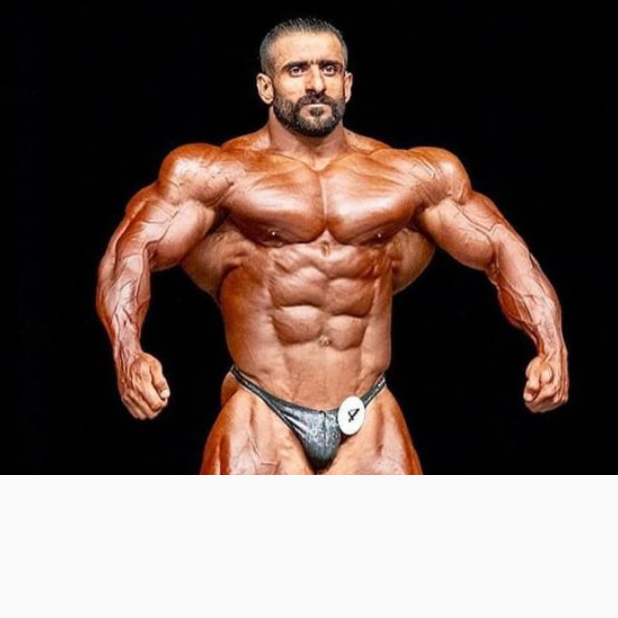
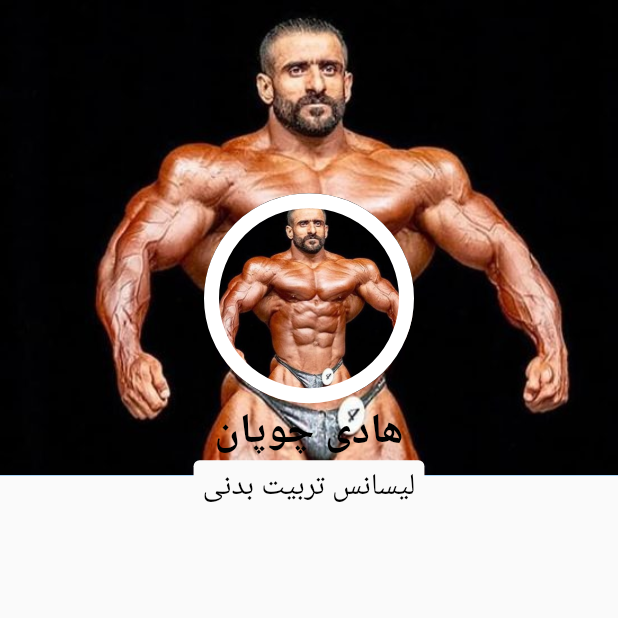
Before and after one commit to pr1266/online_coaching_system_ui_flutter, a Flutter app: the CoachDetails screen opened directly, on a phone screen of 412 x 824 dp, the top half of it. Run offline on Flutter 3.47's test engine with Material 2 defaults, Android fonts, the phone set to English and light mode, and no system bars; our stand-ins replace circular_profile_avatar, validators.

Commit message:
'athlete_services'

```diff
--- a/lib/athlete/coach_details.dart
+++ b/lib/athlete/coach_details.dart
@@ -16,6 +16,35 @@ class CoachDetails extends StatelessWidget{
       child: Container(
         width: 140,
         height: 140,
+        decoration: BoxDecoration(
+          image: DecorationImage(
+            image: AssetImage('assets/1.jpg'),
+            fit: BoxFit.cover
+          ),
+          borderRadius: BorderRadius.all(Radius.circular(80)),
+          border: Border.all(
+            color: Colors.white,
+            width: 10,
+          )
+        ),
+      ),
+    );
+  }
+
+  Widget _buildStatus(BuildContext context){
+    return Container(
+      padding: EdgeInsets.symmetric(vertical: 4.0, horizontal: 6.0),
+      decoration: BoxDecoration(
+        color: Theme.of(context).scaffoldBackgroundColor,
+        borderRadius: BorderRadius.all(Radius.circular(4.0))
+      ),
+      child: Text(
+        degree,
+        style: TextStyle(
+          color: Colors.black,
+          fontSize: 20.0,
+          fontWeight: FontWeight.w300
+        ),
       ),
     );
   }
@@ -24,11 +53,25 @@ class CoachDetails extends StatelessWidget{
     return Container(
       height: screensize.height/2.6,
       decoration: BoxDecoration(
+        color: Colors.blue,
         image: DecorationImage(
           image: AssetImage('assets/1.jpg'),
           fit: BoxFit.cover
         )
       ),
+    );
+  }
+
+  Widget _buildFullName(){
+    TextStyle _nameStyle = TextStyle(
+      color: Colors.black,
+      fontSize: 28.0,
+      fontWeight: FontWeight.bold
+    );
+
+    return Text(
+      fullname,
+      style: _nameStyle,
     );
   }
 
@@ -40,6 +83,20 @@ class CoachDetails extends StatelessWidget{
       body: Stack(
         children: <Widget>[
           _buildCoverImage(screensize),
+          SafeArea(
+            child: SingleChildScrollView(
+              child: Column(
+                children: <Widget>[
+                  SizedBox(
+                    height: screensize.height/6.4,
+                  ),
+                  _buildProfileImage(),
+                  _buildFullName(),
+                  _buildStatus(context),
+                ],
+              ),
+            ),
+          ),
         ],
       ),
     );
```
Also changed, not shown: lib/services/athlete.dart (added, +60 -0 lines), 2 other files.
